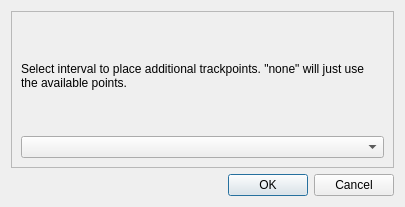
Above: src/IDlgConvertToTrack.ui from ntruchsess/QLandkarteGT before the change. Below: the same form after it.
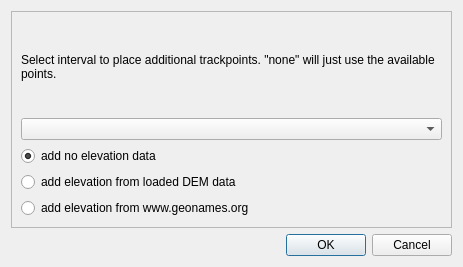
That is the form after the change.

Commit message: get remote DEM for artificial tracks

Diff of the .ui file:
```diff
--- a/src/IDlgConvertToTrack.ui
+++ b/src/IDlgConvertToTrack.ui
@@ -6,8 +6,8 @@
    <rect>
     <x>0</x>
     <y>0</y>
-    <width>405</width>
-    <height>207</height>
+    <width>463</width>
+    <height>267</height>
    </rect>
   </property>
   <property name="windowTitle">
@@ -36,6 +36,30 @@
       <item>
        <widget class="QComboBox" name="comboDelta"/>
       </item>
+      <item>
+       <widget class="QRadioButton" name="radioNoEle">
+        <property name="text">
+         <string>add no elevation data</string>
+        </property>
+        <property name="checked">
+         <bool>true</bool>
+        </property>
+       </widget>
+      </item>
+      <item>
+       <widget class="QRadioButton" name="radioEleFromLocal">
+        <property name="text">
+         <string>add elevation from loaded DEM data</string>
+        </property>
+       </widget>
+      </item>
+      <item>
+       <widget class="QRadioButton" name="radioEleFromRemote">
+        <property name="text">
+         <string>add elevation from www.geonames.org</string>
+        </property>
+       </widget>
+      </item>
      </layout>
     </widget>
    </item>
```
The commit also changes 5 other files.
